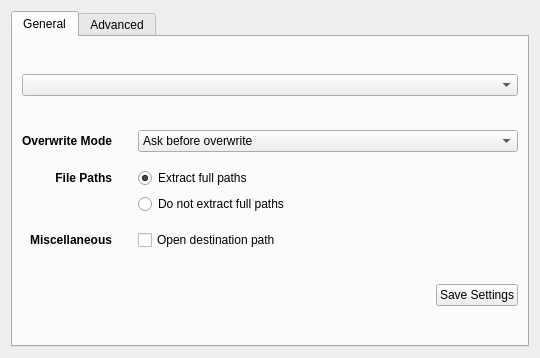
f0x/aku, file experimental/app/extractiondialog.ui: the form before one commit.
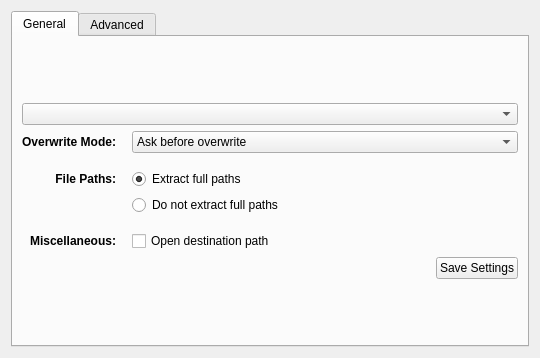
The form after the commit. Custom widgets are drawn as their Qt base class.

Commit message: still about usability

The edit to the form file:
```diff
--- a/experimental/app/extractiondialog.ui
+++ b/experimental/app/extractiondialog.ui
@@ -52,9 +52,6 @@
              </property>
             </widget>
            </item>
-           <item>
-            <layout class="QHBoxLayout" name="horizontalLayout_2" />
-           </item>
            <item>
             <layout class="QGridLayout" name="gridLayout" >
              <item row="0" column="0" >
@@ -72,7 +69,7 @@
                 </font>
                </property>
                <property name="text" >
-                <string>Overwrite Mode</string>
+                <string>Overwrite Mode:</string>
                </property>
                <property name="alignment" >
                 <set>Qt::AlignRight|Qt::AlignTrailing|Qt::AlignVCenter</set>
@@ -124,7 +121,7 @@
                 </font>
                </property>
                <property name="text" >
-                <string>File Paths</string>
+                <string>File Paths:</string>
                </property>
                <property name="alignment" >
                 <set>Qt::AlignRight|Qt::AlignTrailing|Qt::AlignVCenter</set>
@@ -146,7 +143,7 @@
                 </font>
                </property>
                <property name="text" >
-                <string>Miscellaneous</string>
+                <string>Miscellaneous:</string>
                </property>
                <property name="alignment" >
                 <set>Qt::AlignRight|Qt::AlignTrailing|Qt::AlignVCenter</set>
@@ -192,7 +189,7 @@
                </property>
                <property name="sizeHint" stdset="0" >
                 <size>
-                 <width>20</width>
+                 <width>10</width>
                  <height>20</height>
                 </size>
                </property>
```
The commit also changes 1 other file.
